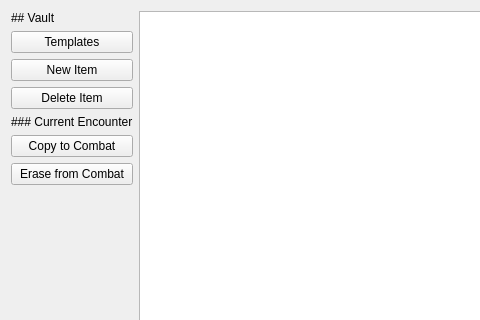
Before: the Qt Designer form ui_files/Vault_Dialog.ui in nogasgofast/Adventure_Wrench, drawn with Qt 5; both pictures show x 0 to 480 and y 0 to 320 of the 673 by 583 pixel window.
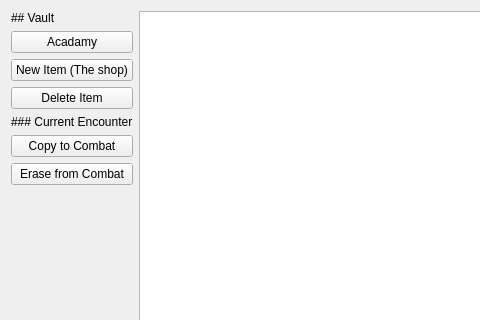
After: the same form once the commit is applied.

What changed in the file:
```diff
--- a/ui_files/Vault_Dialog.ui
+++ b/ui_files/Vault_Dialog.ui
@@ -46,7 +46,7 @@
           <string>add/edit templates usable in the shop.</string>
          </property>
          <property name="text">
-          <string>Templates</string>
+          <string>Acadamy</string>
          </property>
          <property name="autoDefault">
           <bool>false</bool>
@@ -59,7 +59,7 @@
           <string>Add something new to the vault using templates.</string>
          </property>
          <property name="text">
-          <string>New Item</string>
+          <string>New Item (The shop)</string>
          </property>
          <property name="autoDefault">
           <bool>false</bool>
```
